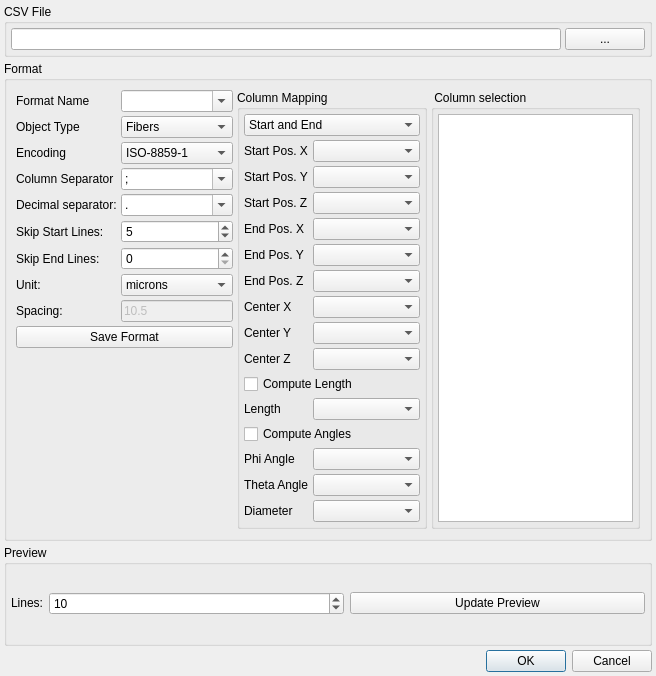
Above: modules/FeatureScout/CsvInput.ui from 3dct/open_iA before the change. Below: the same form after it.
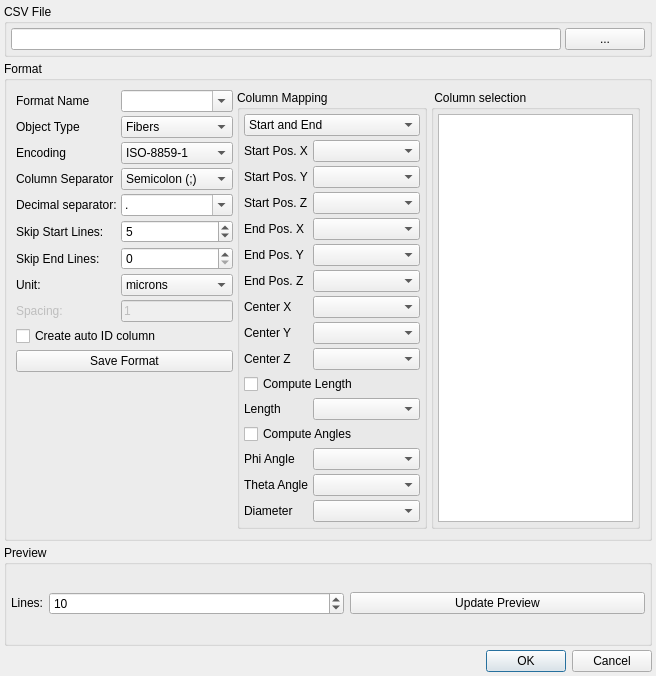
That is the form after the change.

What changed in the file:
```diff
--- a/modules/FeatureScout/CsvInput.ui
+++ b/modules/FeatureScout/CsvInput.ui
@@ -164,11 +164,11 @@
            <bool>true</bool>
           </property>
           <property name="editable">
-           <bool>true</bool>
+           <bool>false</bool>
           </property>
           <item>
            <property name="text">
-            <string>;</string>
+            <string>Semicolon (;)</string>
            </property>
           </item>
           <item>
@@ -264,18 +264,21 @@
            <bool>false</bool>
           </property>
           <property name="text">
-           <string>10.5</string>
+           <string>1</string>
           </property>
          </widget>
         </item>
         <item row="8" column="0">
          <widget class="QLabel" name="lbl_Spacing">
+          <property name="enabled">
+           <bool>false</bool>
+          </property>
           <property name="text">
            <string>Spacing:</string>
           </property>
          </widget>
         </item>
-        <item row="9" column="0" colspan="2">
+        <item row="10" column="0" colspan="2">
          <widget class="QPushButton" name="btn_SaveFormat">
           <property name="enabled">
            <bool>true</bool>
@@ -285,6 +288,13 @@
           </property>
          </widget>
         </item>
+        <item row="9" column="0" colspan="2">
+         <widget class="QCheckBox" name="cb_addAutoID">
+          <property name="text">
+           <string>Create auto ID column</string>
+          </property>
+         </widget>
+        </item>
        </layout>
       </item>
       <item>
```
Left out of the diff: 7 changed lines with no effect on the pictures.
